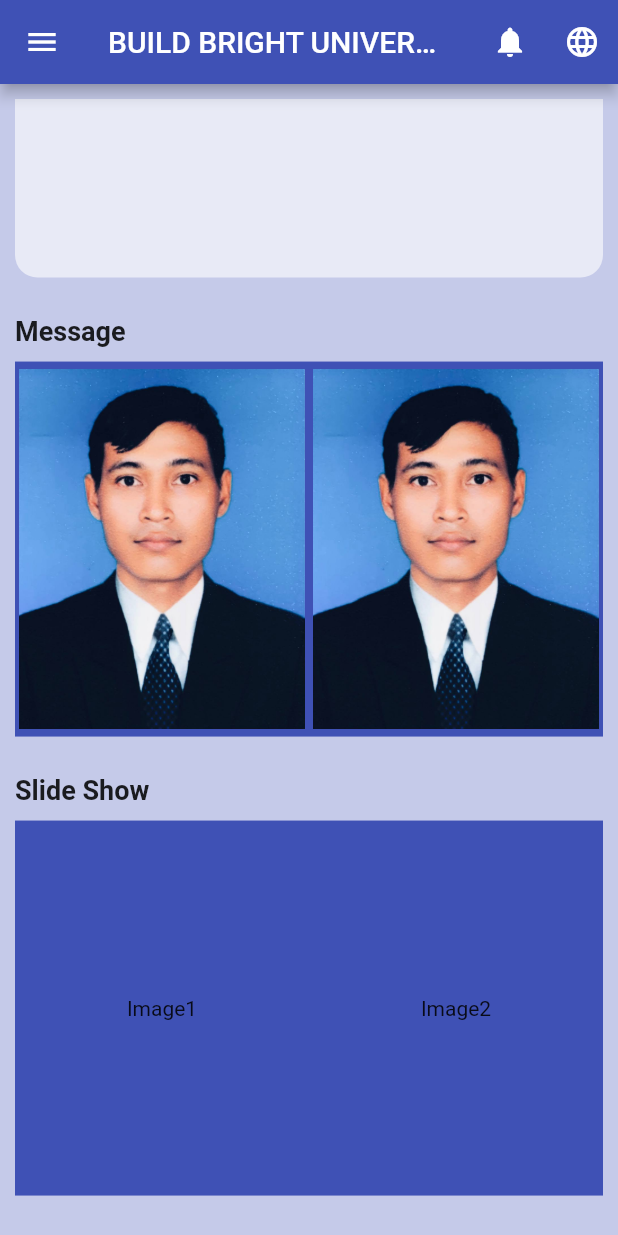
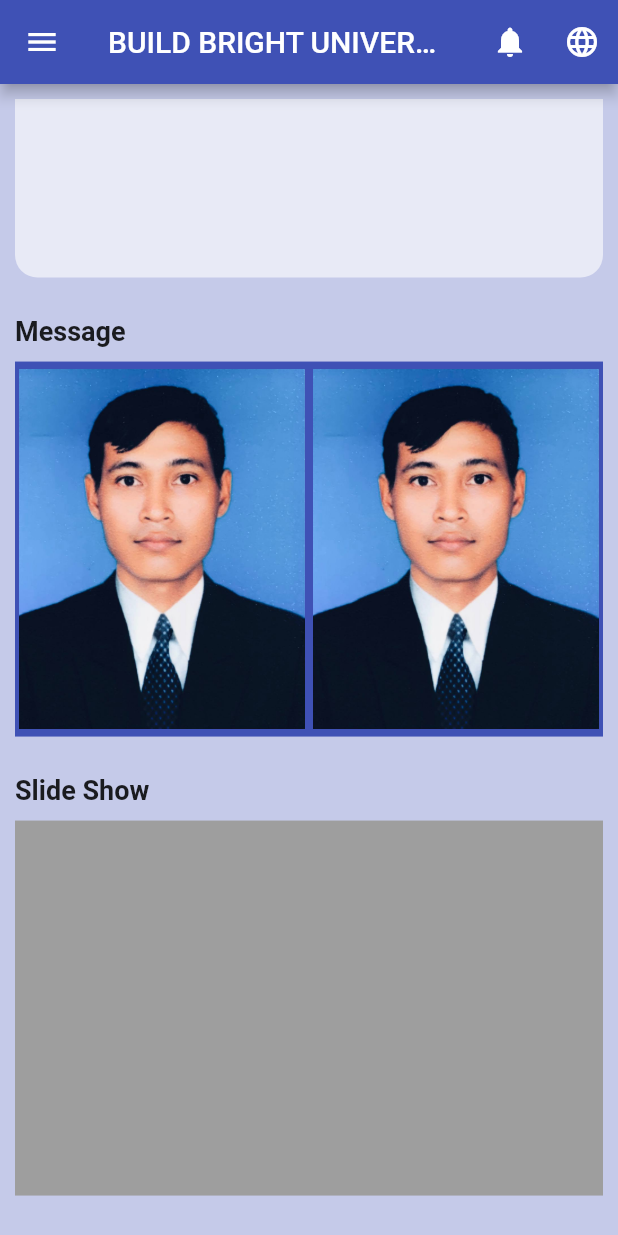
Before and after one commit to Cyperfroz00/bbu_app_demo, a Flutter app: the screen it shows after launch, scrolled down 498 dp, on a phone screen of 412 x 824 dp. Run offline on Flutter 3.47's test engine with Material 2 defaults, Android fonts, the light colour scheme and no system bars.

Commit message:
5th Insert Image ti  Message Box

```diff
--- a/lib/component/my_app.dart
+++ b/lib/component/my_app.dart
@@ -1,5 +1,4 @@
 import 'package:flutter/material.dart';
-
 class MyApp extends StatefulWidget {
   const MyApp({super.key});
 
@@ -36,21 +35,21 @@ class _MyAppState extends State<MyApp> {
                     padding: EdgeInsets.all(1.0),
                     child: Text(
                       "PEN PONLOK",
-                      style: TextStyle(color: Colors.indigo),
+                      style: TextStyle(color: Colors.indigo,fontWeight: FontWeight.bold),
                     ),
                   ),
                   const Padding(
                     padding: EdgeInsets.all(1.0),
                     child: Text(
                       "095509990",
-                      style: TextStyle(color: Colors.indigo),
+                      style: TextStyle(color: Colors.indigo,fontWeight: FontWeight.bold),
                     ),
                   ),
                   const Padding(
                     padding: EdgeInsets.all(1),
                     child: Text(
                       "ID : PP35235",
-                      style: TextStyle(color: Colors.indigo),
+                      style: TextStyle(color: Colors.indigo,fontWeight: FontWeight.bold),
                     ),
                   ),
                 ],
@@ -264,7 +263,7 @@ class _MyAppState extends State<MyApp> {
               ),
               Container(
                 height: 250,
-                color: Colors.indigo,
+                color: Colors.indigo[500],
                 child: Row(
                   mainAxisAlignment: MainAxisAlignment.spaceAround,
                   children: [
@@ -292,16 +291,9 @@ class _MyAppState extends State<MyApp> {
                   style: TextStyle(fontSize: 18, fontWeight: FontWeight.bold),
                 ),
               ),
-              Container(
+             Container(
                 height: 250,
-                color: Colors.indigo,
-                child: const Row(
-                  mainAxisAlignment: MainAxisAlignment.spaceAround,
-                  children: [
-                    Text("Image1"),
-                    Text("Image2"),
-                  ],
-                ),
+                color: Colors.grey[500],
               ),
               const SizedBox(
                 height: 5,
--- a/pubspec.yaml
+++ b/pubspec.yaml
@@ -30,8 +30,6 @@ environment:
 dependencies:
   flutter:
     sdk: flutter
-
-
   # The following adds the Cupertino Icons font to your application.
   # Use with the CupertinoIcons class for iOS style icons.
   cupertino_icons: ^1.0.2
@@ -39,7 +37,7 @@ dependencies:
 dev_dependencies:
   flutter_test:
     sdk: flutter
-
+  flutter_image_slideshow: any
   # The "flutter_lints" package below contains a set of recommended lints to
   # encourage good coding practices. The lint set provided by the package is
   # activated in the `analysis_options.yaml` file located at the root of your
```
Also changed, not shown: pubspec.lock.
